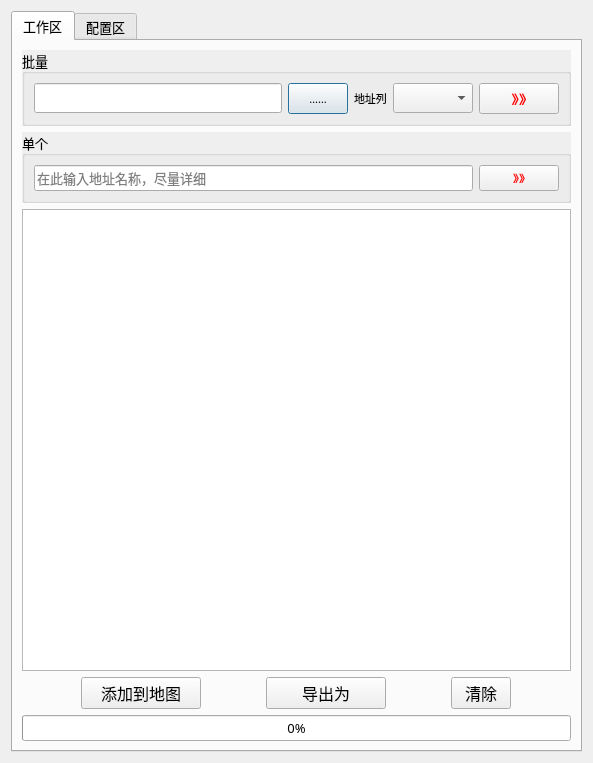
Qt form GeocodeCN_dialog_base.ui (WShihan/GeocodeCN) before a commit.
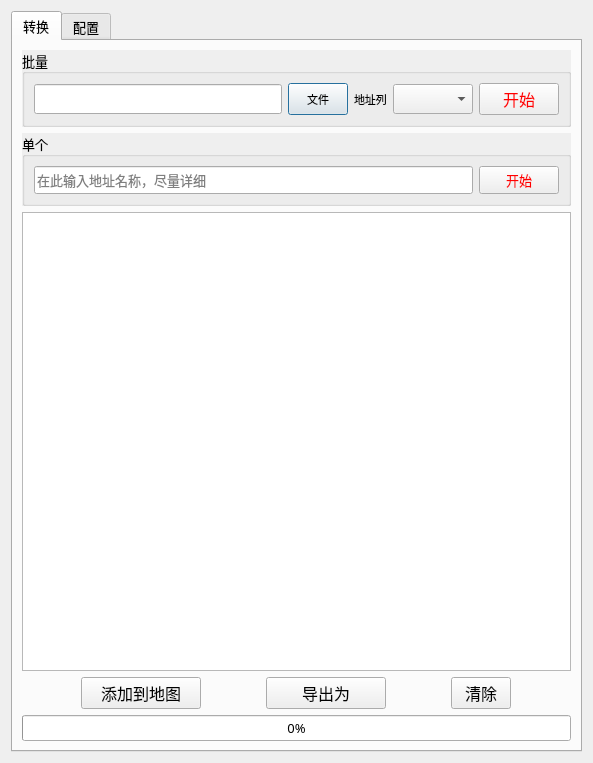
The same form after that commit. The open tabs and pages were chosen to show the change.

Commit message: ui: upate tooltip

What changed in the file:
```diff
--- a/GeocodeCN_dialog_base.ui
+++ b/GeocodeCN_dialog_base.ui
@@ -27,7 +27,7 @@
      </property>
      <widget class="QWidget" name="table_batch">
       <attribute name="title">
-       <string>工作区</string>
+       <string>转换</string>
       </attribute>
       <layout class="QVBoxLayout" name="verticalLayout_3">
        <item>
@@ -81,7 +81,7 @@
                <string>选择csv文件</string>
               </property>
               <property name="text">
-               <string>……</string>
+               <string>文件</string>
               </property>
              </widget>
             </item>
@@ -156,7 +156,7 @@
                <string notr="true">color:red;</string>
               </property>
               <property name="text">
-               <string>》》</string>
+               <string>开始</string>
               </property>
              </widget>
             </item>
@@ -225,7 +225,7 @@
                <string notr="true">color:red;</string>
               </property>
               <property name="text">
-               <string>》》</string>
+               <string>开始</string>
               </property>
              </widget>
             </item>
@@ -354,7 +354,7 @@
      </widget>
      <widget class="QWidget" name="table_one">
       <attribute name="title">
-       <string>配置区</string>
+       <string>配置</string>
       </attribute>
       <layout class="QVBoxLayout" name="verticalLayout_5">
        <item>
```
Left out of the diff: 23 changed lines with no effect on the pictures. The commit also changes 1 other file.
